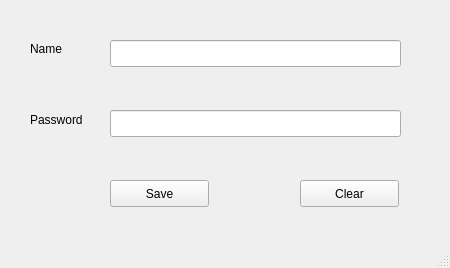
Before: the Qt Designer form savePassword.ui in password-manager/linux, drawn with Qt 5.
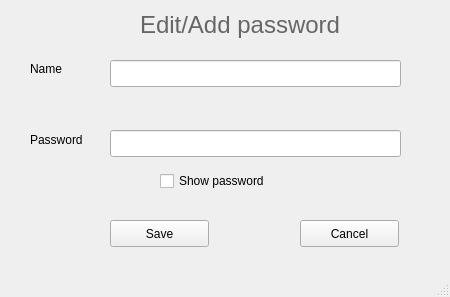
After: the same form once the commit is applied.

```diff
--- a/savePassword.ui
+++ b/savePassword.ui
@@ -7,7 +7,7 @@
     <x>0</x>
     <y>0</y>
     <width>450</width>
-    <height>268</height>
+    <height>297</height>
    </rect>
   </property>
   <property name="windowTitle">
@@ -18,7 +18,7 @@
     <property name="geometry">
      <rect>
       <x>110</x>
-      <y>180</y>
+      <y>220</y>
       <width>99</width>
       <height>27</height>
      </rect>
@@ -31,20 +31,20 @@
     <property name="geometry">
      <rect>
       <x>300</x>
-      <y>180</y>
+      <y>220</y>
       <width>99</width>
       <height>27</height>
      </rect>
     </property>
     <property name="text">
-     <string>Clear</string>
+     <string>Cancel</string>
     </property>
    </widget>
    <widget class="QLineEdit" name="passwordName">
     <property name="geometry">
      <rect>
       <x>110</x>
-      <y>40</y>
+      <y>60</y>
       <width>291</width>
       <height>27</height>
      </rect>
@@ -54,7 +54,7 @@
     <property name="geometry">
      <rect>
       <x>110</x>
-      <y>110</y>
+      <y>130</y>
       <width>291</width>
       <height>27</height>
      </rect>
@@ -64,7 +64,7 @@
     <property name="geometry">
      <rect>
       <x>30</x>
-      <y>40</y>
+      <y>60</y>
       <width>67</width>
       <height>17</height>
      </rect>
@@ -77,7 +77,7 @@
     <property name="geometry">
      <rect>
       <x>30</x>
-      <y>110</y>
+      <y>130</y>
       <width>71</width>
       <height>20</height>
      </rect>
@@ -86,6 +86,32 @@
      <string>Password</string>
     </property>
    </widget>
+   <widget class="QCheckBox" name="checkBox">
+    <property name="geometry">
+     <rect>
+      <x>160</x>
+      <y>170</y>
+      <width>131</width>
+      <height>22</height>
+     </rect>
+    </property>
+    <property name="text">
+     <string>Show password</string>
+    </property>
+   </widget>
+   <widget class="QLabel" name="label_3">
+    <property name="geometry">
+     <rect>
+      <x>140</x>
+      <y>10</y>
+      <width>221</width>
+      <height>31</height>
+     </rect>
+    </property>
+    <property name="text">
+     <string>&lt;html&gt;&lt;head/&gt;&lt;body&gt;&lt;p&gt;&lt;span style=&quot; font-size:18pt; color:#666666;&quot;&gt;Edit/Add password&lt;/span&gt;&lt;/p&gt;&lt;/body&gt;&lt;/html&gt;</string>
+    </property>
+   </widget>
   </widget>
   <widget class="QMenuBar" name="menubar">
    <property name="geometry">
```
Left out of the diff: 4 changed lines with no effect on the pictures.
